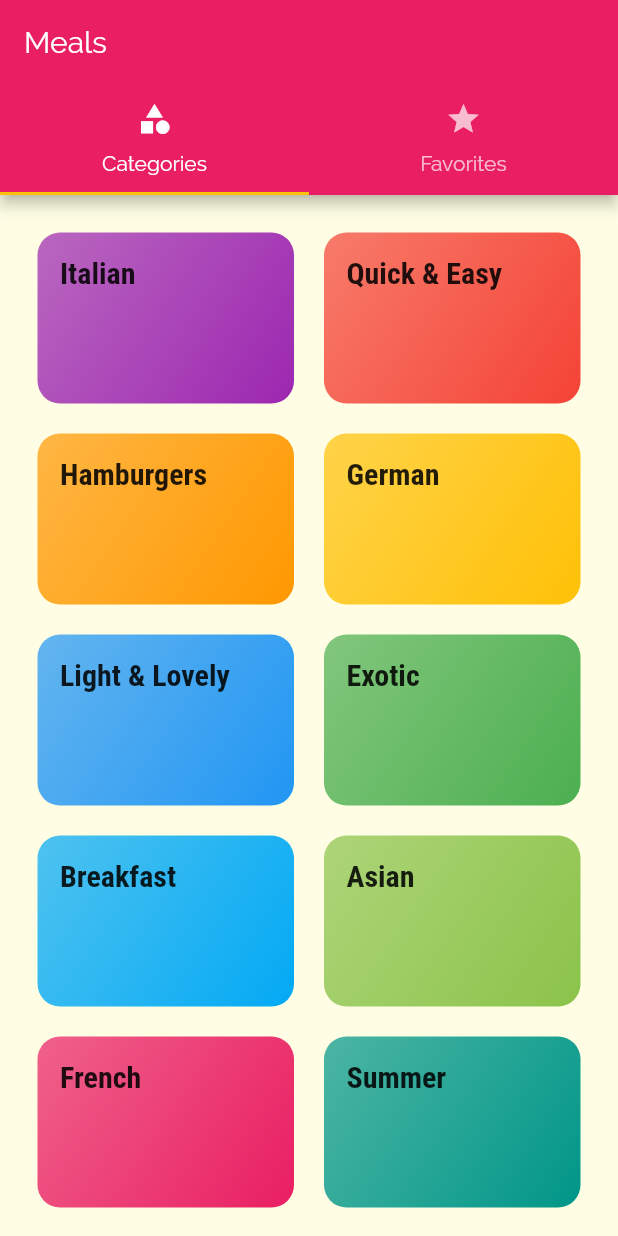
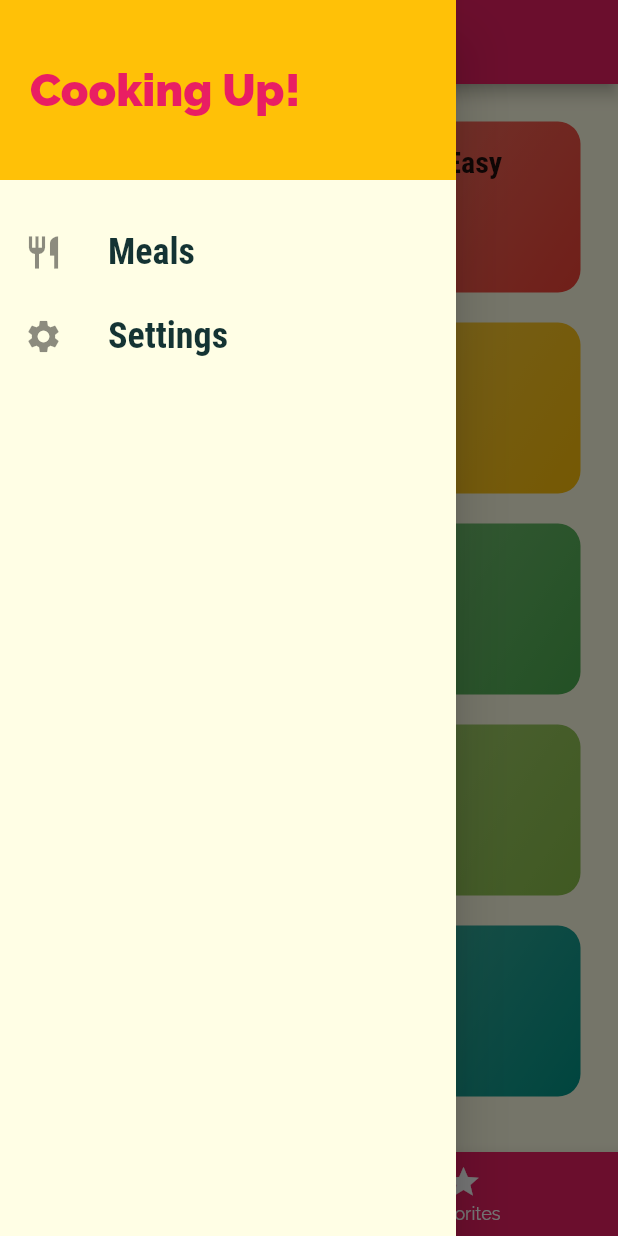
Before and after one commit to prasadjoshi123/MealApp, a Flutter app: the screen it shows after launch, with the side drawer open (before the commit the screen has no drawer), on a phone screen of 412 x 824 dp. Run offline on Flutter 3.47's test engine with Material 2 defaults, Android fonts, the phone set to English and light mode, and no system bars.

Commit message:
filters and more

```diff
--- a/lib/main.dart
+++ b/lib/main.dart
@@ -4,6 +4,7 @@
 import './screens/category_meals_screen.dart';
 import './screens/meal_detail_screen.dart';
 import './screens/tabs_screen.dart';
+import './screens/filters_screen.dart';
 
 
 void main() => runApp(MyApp());
@@ -37,6 +38,7 @@
         '/': (ctx) => TabsScreen(),
         CategoryMealsScreen.routeName: (ctx) => CategoryMealsScreen(),
         MealDetailScreen.routeName: (ctx) => MealDetailScreen(),
+        FiltersScreen.routeName: (ctx) => FiltersScreen(),
       },
       /* onGenerateRoute: (settings) {
         print(settings.arguments);
--- /dev/null
+++ b/lib/screens/filters_screen.dart
@@ -0,0 +1,19 @@
+import 'package:flutter/material.dart';
+
+import '../widgets/main_drawer.dart';
+
+
+class FiltersScreen extends StatelessWidget {
+  static const routeName = '/Filters';
+
+  @override
+  Widget build(BuildContext context) {
+    return Scaffold(
+      appBar: AppBar(title:  Text('Filters'),),
+      drawer: MainDrawer(),
+      body: Center(
+        child: Text('Filters!'),
+      ),
+    );
+  }
+}
--- a/lib/screens/meal_detail_screen.dart
+++ b/lib/screens/meal_detail_screen.dart
@@ -84,6 +84,9 @@
           ],
         ),
       ),
+      floatingActionButton: FloatingActionButton(child: Icon(Icons.delete), onPressed: () {
+        Navigator.of(context).pop(mealId);
+      },),
     );
   }
 }
--- a/lib/screens/tabs_screen.dart
+++ b/lib/screens/tabs_screen.dart
@@ -2,6 +2,7 @@
 
 import './categories_screen.dart';
 import './favorities_screen.dart';
+import '../widgets/main_drawer.dart';
 
 class TabsScreen extends StatefulWidget {
   @override
@@ -9,12 +10,53 @@
 }
 
 class _TabsScreenState extends State<TabsScreen> {
+
+  final List<Map<String, Object>> _pages = [
+    {'page' : CategoriesScreen(), 'title': 'Categories'},
+    {'page': FavortiesScreen(), 'title': 'Favorties'}
+];
+
+  int _selectedPageIndex = 0;
+
+  void _selectPage(int index){
+    setState(() {
+      _selectedPageIndex = index;
+    });
+  }
+
   @override
   Widget build(BuildContext context) {
-    return DefaultTabController(
-      length: 2,
-      child: Scaffold(
-        appBar: AppBar(
+    // return DefaultTabController(
+    //   length: 2,
+    //   child:
+    return Scaffold(
+      appBar: AppBar(
+          title: Text(_pages[_selectedPageIndex]['title']),
+      ),
+      drawer: MainDrawer(),
+      body: _pages[_selectedPageIndex]['page'],
+      bottomNavigationBar: BottomNavigationBar(
+        backgroundColor: Theme.of(context).primaryColor,
+        unselectedItemColor: Colors.white,
+        selectedItemColor: Theme.of(context).accentColor,
+        currentIndex: _selectedPageIndex,
+        //type: BottomNavigationBarType.fixed,
+
+        onTap: _selectPage,
+        items: [
+          BottomNavigationBarItem(
+            backgroundColor: Theme.of(context).primaryColor,
+            icon: Icon(Icons.category),
+            title: Text('Categories'),
+          ),
+          BottomNavigationBarItem(
+            backgroundColor: Theme.of(context).primaryColor,
+            icon: Icon(Icons.star),
+            title: Text('Favorites'),
+          ),
+        ],
+      ),
+      /*     appBar: AppBar(
           title: Text('Meals'),
           bottom: TabBar(
             tabs: [
@@ -34,8 +76,8 @@
             CategoriesScreen(),
             FavortiesScreen(),
           ],
-        ),
-      ),
+        ), */
+      //),
     );
   }
 }
--- /dev/null
+++ b/lib/widgets/main_drawer.dart
@@ -0,0 +1,56 @@
+import 'package:flutter/material.dart';
+
+import '../screens/filters_screen.dart';
+
+class MainDrawer extends StatelessWidget {
+  Widget buildListTile(String title, IconData icon, Function tapHandler) {
+    return ListTile(
+        leading: Icon(
+          icon,
+          size: 26,
+        ),
+        title: Text(
+          title,
+          style: TextStyle(
+            fontFamily: 'RobotoCondensed',
+            fontSize: 24,
+            fontWeight: FontWeight.bold,
+          ),
+        ),
+        onTap: tapHandler,
+    );
+  }
+
+  @override
+  Widget build(BuildContext context) {
+    return Drawer(
+      child: Column(
+        children: [
+          Container(
+            height: 120,
+            width: double.infinity,
+            padding: EdgeInsets.all(20),
+            alignment: Alignment.centerLeft,
+            color: Theme.of(context).accentColor,
+            child: Text(
+              'Cooking Up!',
+              style: TextStyle(
+                  fontWeight: FontWeight.w900,
+                  fontSize: 30,
+                  color: Theme.of(context).primaryColor),
+            ),
+          ),
+          SizedBox(
+            height: 20,
+          ),
+          buildListTile('Meals', Icons.restaurant, () {
+            Navigator.of(context).pushReplacementNamed('/');
+          }),
+          buildListTile('Settings', Icons.settings, () {
+            Navigator.of(context).pushReplacementNamed(FiltersScreen.routeName);
+          }),
+        ],
+      ),
+    );
+  }
+}
--- a/lib/widgets/meal_item.dart
+++ b/lib/widgets/meal_item.dart
@@ -54,7 +54,7 @@
 }
 
   void selectMeal(BuildContext ctx) {
-    Navigator.of(ctx).pushNamed(MealDetailScreen.routeName, arguments: id);
+    Navigator.of(ctx).pushNamed(MealDetailScreen.routeName, arguments: id).then((result) => print(result));
   }
 
   @override
```
